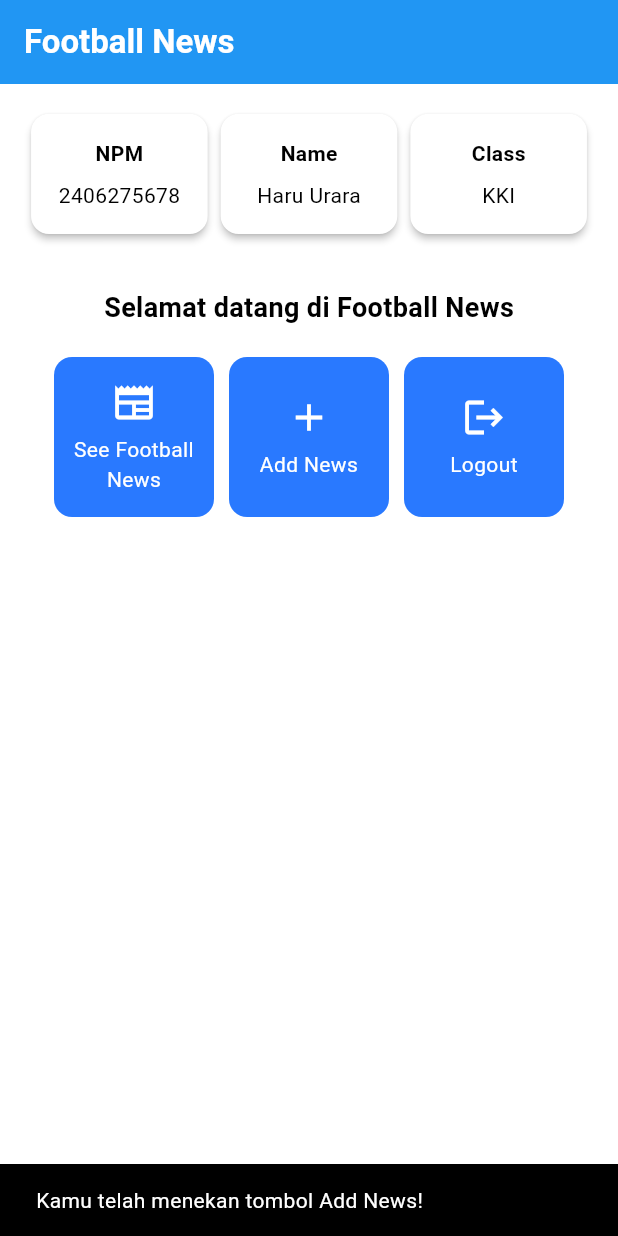
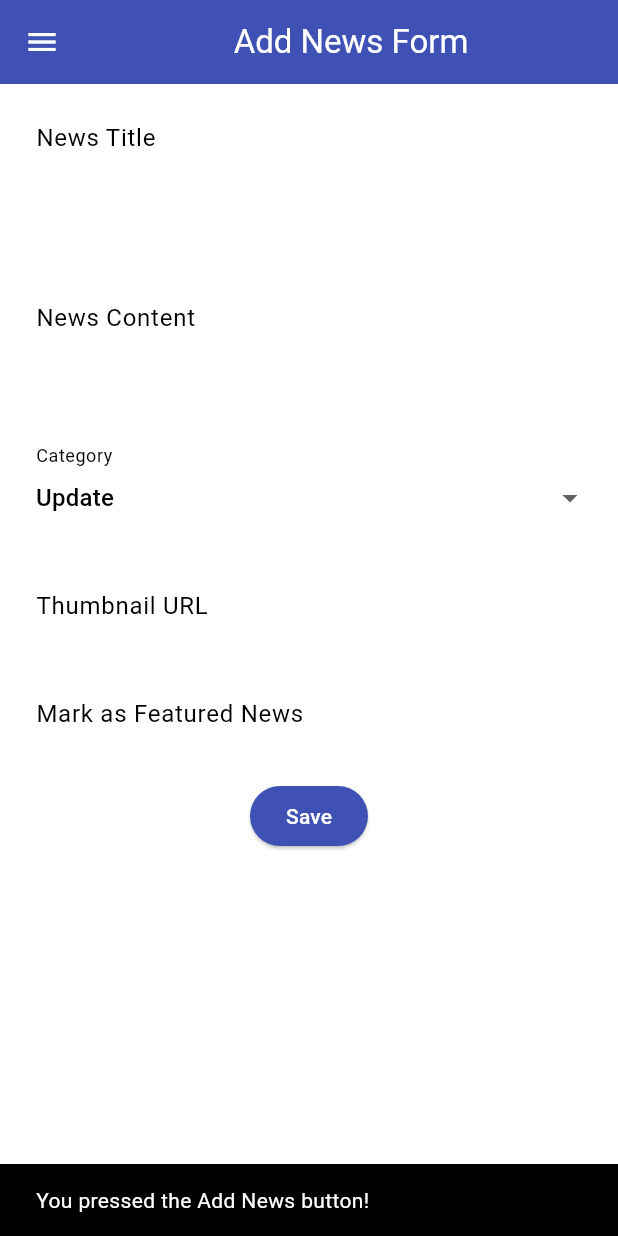
Before and after one commit to aditkusuma/football-news-mobile, a Flutter app: the MyHomePage screen opened directly, after a tap on "Add News", on a phone screen of 412 x 824 dp. Run offline on Flutter 3.47's test engine with Material 3 defaults, Android fonts, the phone set to English and light mode, and no system bars.

Commit message:
Tutorial 7

```diff
--- a/lib/main.dart
+++ b/lib/main.dart
@@ -1,5 +1,5 @@
 import 'package:flutter/material.dart';
-import 'package:football_news/menu.dart';
+import 'package:football_news/screens/menu.dart';
 
 void main() {
   runApp(const MyApp());
--- a/lib/menu.dart
+++ /dev/null
@@ -1,187 +0,0 @@
-import 'package:flutter/material.dart';
-
-class MyHomePage extends StatelessWidget {
-     MyHomePage({super.key, required ColorScheme colorScheme}); //sudah ada pada code sebelumnya
-
-    final String nama = "Haru Urara"; // Name
-    final String npm = "2406275678"; // NPM
-    final String kelas = "KKI"; // Class
-
-    final List<ItemHomepage> items = [
-    ItemHomepage("See Football News", Icons.newspaper),
-    ItemHomepage("Add News", Icons.add),
-    ItemHomepage("Logout", Icons.logout),
-    ];
-    @override
-    Widget build(BuildContext context) {
-    // Scaffold menyediakan struktur dasar halaman dengan AppBar dan body.
-    return Scaffold(
-      // AppBar adalah bagian atas halaman yang menampilkan judul.
-      appBar: AppBar(
-        // Judul aplikasi "Football News" dengan teks putih dan tebal.
-        title: const Text(
-          'Football News',
-          style: TextStyle(
-            color: Colors.white,
-            fontWeight: FontWeight.bold,
-          ),
-        ),
-        // Warna latar belakang AppBar diambil dari skema warna tema aplikasi.
-        backgroundColor: Theme.of(context).colorScheme.primary,
-      ),
-      // Body halaman dengan padding di sekelilingnya.
-      body: Padding(
-        padding: const EdgeInsets.all(16.0),
-        // Menyusun widget secara vertikal dalam sebuah kolom.
-        child: Column(
-          crossAxisAlignment: CrossAxisAlignment.center,
-          children: [
-            // Row untuk menampilkan 3 InfoCard secara horizontal.
-            Row(
-              mainAxisAlignment: MainAxisAlignment.spaceEvenly,
-              children: [
-                InfoCard(title: 'NPM', content: npm),
-                InfoCard(title: 'Name', content: nama),
-                InfoCard(title: 'Class', content: kelas),
-              ],
-            ),
-
-            // Memberikan jarak vertikal 16 unit.
-            const SizedBox(height: 16.0),
-
-            // Menempatkan widget berikutnya di tengah halaman.
-            Center(
-              child: Column(
-                // Menyusun teks dan grid item secara vertikal.
-
-                children: [
-                  // Menampilkan teks sambutan dengan gaya tebal dan ukuran 18.
-                  const Padding(
-                    padding: EdgeInsets.only(top: 16.0),
-                    child: Text(
-                      'Selamat datang di Football News',
-                      style: TextStyle(
-                        fontWeight: FontWeight.bold,
-                        fontSize: 18.0,
-                      ),
-                    ),
-                  ),
-
-                  // Grid untuk menampilkan ItemCard dalam bentuk grid 3 kolom.
-                  GridView.count(
-                    primary: true,
-                    padding: const EdgeInsets.all(20),
-                    crossAxisSpacing: 10,
-                    mainAxisSpacing: 10,
-                    crossAxisCount: 3,
-                    // Agar grid menyesuaikan tinggi kontennya.
-                    shrinkWrap: true,
-
-                    // Menampilkan ItemCard untuk setiap item dalam list items.
-                    children: items.map((ItemHomepage item) {
-                      return ItemCard(item);
-                    }).toList(),
-                  ),
-                ],
-              ),
-            ),
-          ],
-        ),
-      ),
-    );
-  }
-}
-
-class ItemHomepage {
- final String name;
- final IconData icon;
-
- ItemHomepage(this.name, this.icon);
-}
-
-class ItemCard extends StatelessWidget {
-  // Menampilkan kartu dengan ikon dan nama.
-
-  final ItemHomepage item;
-
-  const ItemCard(this.item, {super.key});
-
-  @override
-  Widget build(BuildContext context) {
-    return Material(
-      // Menentukan warna latar belakang dari tema aplikasi.
-      color: Theme.of(context).colorScheme.secondary,
-      // Membuat sudut kartu melengkung.
-      borderRadius: BorderRadius.circular(12),
-
-      child: InkWell(
-        // Aksi ketika kartu ditekan.
-        onTap: () {
-          // Menampilkan pesan SnackBar saat kartu ditekan.
-          ScaffoldMessenger.of(context)
-            ..hideCurrentSnackBar()
-            ..showSnackBar(
-              SnackBar(content: Text("Kamu telah menekan tombol ${item.name}!"))
-            );
-        },
-        // Container untuk menyimpan Icon dan Text
-        child: Container(
-          padding: const EdgeInsets.all(8),
-          child: Center(
-            child: Column(
-              // Menyusun ikon dan teks di tengah kartu.
-              mainAxisAlignment: MainAxisAlignment.center,
-              children: [
-                Icon(
-                  item.icon,
-                  color: Colors.white,
-                  size: 30.0,
-                ),
-                const Padding(padding: EdgeInsets.all(3)),
-                Text(
-                  item.name,
-                  textAlign: TextAlign.center,
-                  style: const TextStyle(color: Colors.white),
-                ),
-              ],
-            ),
-          ),
-        ),
-      ),
-    );
-  }
-
-}
-
-class InfoCard extends StatelessWidget {
-  // Kartu informasi yang menampilkan title dan content.
-
-  final String title;  // Judul kartu.
-  final String content;  // Isi kartu.
-
-  const InfoCard({super.key, required this.title, required this.content});
-
-  @override
-  Widget build(BuildContext context) {
-    return Card(
-      // Membuat kotak kartu dengan bayangan dibawahnya.
-      elevation: 2.0,
-      child: Container(
-        // Mengatur ukuran dan jarak di dalam kartu.
-        width: MediaQuery.of(context).size.width / 3.5, // menyesuaikan dengan lebar device yang digunakan.
-        padding: const EdgeInsets.all(16.0),
-        // Menyusun title dan content secara vertikal.
-        child: Column(
-          children: [
-            Text(
-              title,
-              style: const TextStyle(fontWeight: FontWeight.bold),
-            ),
-            const SizedBox(height: 8.0),
-            Text(content),
-          ],
-        ),
-      ),
-    );
-  }
-}
--- /dev/null
+++ b/lib/screens/menu.dart
@@ -0,0 +1,109 @@
+import 'package:flutter/material.dart';
+import 'package:football_news/widgets/left_drawer.dart';
+import 'package:football_news/widgets/news_card.dart';
+
+class MyHomePage extends StatelessWidget {
+     MyHomePage({super.key, required ColorScheme colorScheme});
+
+    final String nama = "Raditya Ikhlas Kusuma";
+    final String npm = "2406365231";
+    final String kelas = "KKI";
+
+    final List<ItemHomepage> items = [
+    ItemHomepage("Football News", Icons.newspaper),
+    ItemHomepage("Add News", Icons.add),
+    ItemHomepage("Logout", Icons.logout),
+    ];
+    @override
+    Widget build(BuildContext context) {
+    return Scaffold(
+      appBar: AppBar(
+        title: const Text(
+          'Football News',
+          style: TextStyle(
+            color: Colors.white,
+            fontWeight: FontWeight.bold,
+          ),
+        ),
+        backgroundColor: Theme.of(context).colorScheme.primary,
+      ),
+      drawer: LeftDrawer(),
+      body: Padding(
+        padding: const EdgeInsets.all(16.0),
+        child: Column(
+          crossAxisAlignment: CrossAxisAlignment.center,
+          children: [
+            Row(
+              mainAxisAlignment: MainAxisAlignment.spaceEvenly,
+              children: [
+                InfoCard(title: 'NPM', content: npm),
+                InfoCard(title: 'Name', content: nama),
+                InfoCard(title: 'Class', content: kelas),
+              ],
+            ),
+
+            const SizedBox(height: 16.0),
+
+            Center(
+              child: Column(
+                children: [
+                  const Padding(
+                    padding: EdgeInsets.only(top: 16.0),
+                    child: Text(
+                      'Selamat datang di Football News',
+                      style: TextStyle(
+                        fontWeight: FontWeight.bold,
+                        fontSize: 18.0,
+                      ),
+                    ),
+                  ),
+
+                  GridView.count(
+                    primary: true,
+                    padding: const EdgeInsets.all(20),
+                    crossAxisSpacing: 10,
+                    mainAxisSpacing: 10,
+                    crossAxisCount: 3,
+                    shrinkWrap: true,
+
+                    children: items.map((ItemHomepage item) {
+                      return ItemCard(item);
+                    }).toList(),
+                  ),
+                ],
+              ),
+            ),
+          ],
+        ),
+      ),
+    );
+  }
+}
+
+class InfoCard extends StatelessWidget {
+  final String title;
+  final String content;
+
+  const InfoCard({super.key, required this.title, required this.content});
+
+  @override
+  Widget build(BuildContext context) {
+    return Card(
+      elevation: 2.0,
+      child: Container(
+        width: MediaQuery.of(context).size.width / 3.5,
+        padding: const EdgeInsets.all(16.0),
+        child: Column(
+          children: [
+            Text(
+              title,
+              style: const TextStyle(fontWeight: FontWeight.bold),
+            ),
+            const SizedBox(height: 8.0),
+            Text(content),
+          ],
+        ),
+      ),
+    );
+  }
+}
--- /dev/null
+++ b/lib/screens/newslist_form.dart
@@ -0,0 +1,213 @@
+import 'package:flutter/material.dart';
+import 'package:football_news/widgets/left_drawer.dart';
+
+class NewsFormPage extends StatefulWidget {
+    const NewsFormPage({super.key});
+
+    @override
+    State<NewsFormPage> createState() => _NewsFormPageState();
+}
+
+class _NewsFormPageState extends State<NewsFormPage> {
+    final _formKey = GlobalKey<FormState>();
+    String _title = "";
+    String _content = "";
+    String _category = "update"; // default
+    String _thumbnail = "";
+    bool _isFeatured = false; // default
+
+    final List<String> _categories = [
+      'transfer',
+      'update',
+      'exclusive',
+      'match',
+      'rumor',
+      'analysis',
+    ];
+    @override
+    Widget build(BuildContext context) {
+      return Scaffold(
+        appBar: AppBar(
+          title: const Center(
+            child: Text(
+              'Add News Form',
+            ),
+          ),
+          backgroundColor: Colors.indigo,
+          foregroundColor: Colors.white,
+        ),
+        drawer: const LeftDrawer(),
+        body: Form(
+          key: _formKey,
+          child: SingleChildScrollView(
+            child: Column(
+              crossAxisAlignment: CrossAxisAlignment.start,
+              children:[
+                // === Title ===
+                Padding(
+                  padding: const EdgeInsets.all(8.0),
+                  child: TextFormField(
+                    decoration: InputDecoration(
+                      hintText: "News Title",
+                      labelText: "News Title",
+                      border: OutlineInputBorder(
+                        borderRadius: BorderRadius.circular(5.0),
+                      ),
+                    ),
+                    onChanged: (String? value) {
+                      setState(() {
+                        _title = value ?? "";
+                      });
+                    },
+                    validator: (String? value) {
+                      if (value == null || value.isEmpty) {
+                        return "Title cannot be empty!";
+                      }
+                      return null;
+                    },
+                  ),
+                ),
+
+                // === Content ===
+                Padding(
+                  padding: const EdgeInsets.all(8.0),
+                  child: TextFormField(
+                    maxLines: 5,
+                    decoration: InputDecoration(
+                      hintText: "News Content",
+                      labelText: "News Content",
+                      border: OutlineInputBorder(
+                        borderRadius: BorderRadius.circular(5.0),
+                      ),
+                    ),
+                    onChanged: (String? value) {
+                      setState(() {
+                        _content = value!;
+                      });
+                    },
+                    validator: (String? value) {
+                      if (value == null || value.isEmpty) {
+                        return "Content cannot be empty!";
+                      }
+                      return null;
+                    },
+                  ),
+                ),
+
+                // === Category ===
+                Padding(
+                  padding: const EdgeInsets.all(8.0),
+                  child: DropdownButtonFormField<String>(
+                    decoration: InputDecoration(
+                      labelText: "Category",
+                      border: OutlineInputBorder(
+                        borderRadius: BorderRadius.circular(5.0),
+                      ),
+                    ),
+                    value: _category,
+                    items: _categories
+                        .map((cat) => DropdownMenuItem(
+                              value: cat,
+                              child: Text(cat[0].toUpperCase() + cat.substring(1)),
+                            ))
+                        .toList(),
+                    onChanged: (String? newValue) {
+                      setState(() {
+                        _category = newValue!;
+                      });
+                    },
+                  ),
+                ),
+
+                // === Thumbnail URL ===
+                Padding(
+                  padding: const EdgeInsets.all(8.0),
+                  child: TextFormField(
+                    decoration: InputDecoration(
+                      hintText: "Thumbnail URL (optional)",
+                      labelText: "Thumbnail URL",
+                      border: OutlineInputBorder(
+                        borderRadius: BorderRadius.circular(5.0),
+                      ),
+                    ),
+                    onChanged: (String? value) {
+                      setState(() {
+                        _thumbnail = value!;
+                      });
+                    },
+                  ),
+                ),
+
+                // === Is Featured ===
+                Padding(
+                  padding: const EdgeInsets.all(8.0),
+                  child: SwitchListTile(
+                    title: const Text("Mark as Featured News"),
+                    value: _isFeatured,
+                    onChanged: (bool value) {
+                      setState(() {
+                        _isFeatured = value;
+                      });
+                    },
+                  ),
+                ),
+                // === Save Button ===
+                Align(
+                  alignment: Alignment.bottomCenter,
+                  child: Padding(
+                    padding: const EdgeInsets.all(8.0),
+                    child: ElevatedButton(
+                      style: ButtonStyle(
+                        backgroundColor:
+                            MaterialStateProperty.all(Colors.indigo),
+                      ),
+                      onPressed: () {
+                        if (_formKey.currentState!.validate()) {
+                          showDialog(
+                            context: context,
+                            builder: (context) {
+                              return AlertDialog(
+                                title: const Text('News saved successfully!'),
+                                content: SingleChildScrollView(
+                                  child: Column(
+                                    crossAxisAlignment:
+                                        CrossAxisAlignment.start,
+                                    children: [
+                                      Text('Title: $_title'),
+                                      Text('Content: $_content'),
+                                      Text('Category: $_category'),
+                                      Text('Thumbnail: $_thumbnail'),
+                                      Text(
+                                        'Featured: ${_isFeatured ? "Yes" : "No"}',
+                                      ),
+                                    ],
+                                  ),
+                                ),
+                                actions: [
+                                  TextButton(
+                                    child: const Text('OK'),
+                                    onPressed: () {
+                                      Navigator.pop(context);
+                                    },
+                                  ),
+                                ],
+                              );
+                            },
+                          );
+                          _formKey.currentState!.reset();
+                        }
+                      },
+                      child: const Text(
+                        "Save",
+                        style: TextStyle(color: Colors.white),
+                      ),
+                    ),
+                  ),
+                ),
+              ],
+            ),
+          ),
+        )
+      );
+    }
+}
--- /dev/null
+++ b/lib/widgets/left_drawer.dart
@@ -0,0 +1,79 @@
+import 'package:flutter/material.dart';
+import 'package:football_news/screens/menu.dart';
+import 'package:football_news/screens/newslist_form.dart';
+
+class LeftDrawer extends StatelessWidget {
+  const LeftDrawer({super.key});
+
+  @override
+  Widget build(BuildContext context) {
+    return Drawer(
+      child: ListView(
+        children: [
+          const DrawerHeader(
+            decoration: BoxDecoration(
+              color: Colors.blue,
+            ),
+            child: Column(
+              children: [
+                Text(
+                  'Football News',
+                  textAlign: TextAlign.center,
+                  style: TextStyle(
+                    fontSize: 30,
+                    fontWeight: FontWeight.bold,
+                    color: Colors.white,
+                  ),
+                ),
+                Padding(padding: EdgeInsets.all(10)),
+                Text(
+                  "All the latest football updates here!",
+                  textAlign: TextAlign.center,
+                  style: const TextStyle(
+                    fontSize: 15,
+                    color: Colors.white,
+                    fontWeight: FontWeight.normal,
+                  ),
+                ),
+              ],
+            ),
+          ),
+          ListTile(
+            leading: const Icon(Icons.home_outlined),
+            title: const Text('Home'),
+            // Redirect to MyHomePage
+            onTap: () {
+              Navigator.pushReplacement(
+                  context,
+                  MaterialPageRoute(
+                    builder: (context) => MyHomePage(
+                      colorScheme: Theme.of(context).colorScheme,
+                    ),
+                  ));
+            },
+          ),
+          ListTile(
+            leading: const Icon(Icons.post_add),
+            title: const Text('Add News'),
+            // Redirect to NewsFormPage
+            onTap: () {
+              Navigator.push(
+                context,
+                MaterialPageRoute(
+                  builder: (context) => const NewsFormPage(),
+                ),
+              );
+            },
+          ),
+          ListTile(
+            leading: const Icon(Icons.list_alt),
+            title: const Text('News List'),
+            onTap: () {
+              // TODO: Navigate to NewsListPage once it is created
+            },
+          ),
+        ],
+      ),
+    );
+  }
+}
--- /dev/null
+++ b/lib/widgets/news_card.dart
@@ -0,0 +1,62 @@
+import 'package:flutter/material.dart';
+import 'package:football_news/screens/newslist_form.dart';
+
+class ItemHomepage {
+  final String name;
+  final IconData icon;
+
+  ItemHomepage(this.name, this.icon);
+}
+
+class ItemCard extends StatelessWidget {
+  final ItemHomepage item;
+
+  const ItemCard(this.item, {super.key});
+
+  @override
+  Widget build(BuildContext context) {
+    return Material(
+      color: Theme.of(context).colorScheme.secondary,
+      borderRadius: BorderRadius.circular(12),
+      child: InkWell(
+        onTap: () {
+          ScaffoldMessenger.of(context)
+            ..hideCurrentSnackBar()
+            ..showSnackBar(
+              SnackBar(content: Text("You pressed the ${item.name} button!")),
+            );
+
+          if (item.name == "Add News") {
+            Navigator.push(
+              context,
+              MaterialPageRoute(
+                builder: (context) => const NewsFormPage(),
+              ),
+            );
+          }
+        },
+        child: Container(
+          padding: const EdgeInsets.all(8),
+          child: Center(
+            child: Column(
+              mainAxisAlignment: MainAxisAlignment.center,
+              children: [
+                Icon(
+                  item.icon,
+                  color: Colors.white,
+                  size: 30.0,
+                ),
+                const Padding(padding: EdgeInsets.all(3)),
+                Text(
+                  item.name,
+                  textAlign: TextAlign.center,
+                  style: const TextStyle(color: Colors.white),
+                ),
+              ],
+            ),
+          ),
+        ),
+      ),
+    );
+  }
+}
```
